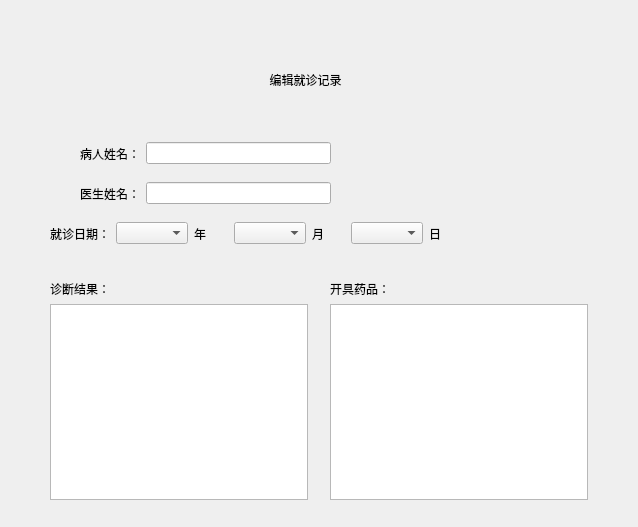
Qt form treatrecordeditview.ui (DgutGWK/QtCourse) before a commit.
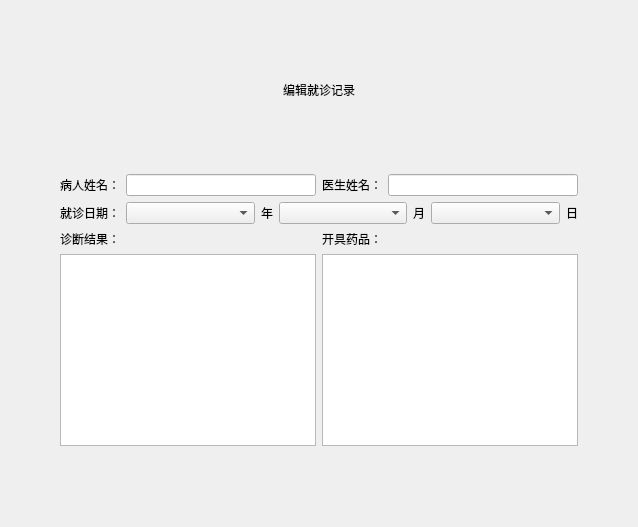
The same form after that commit.

Diff of the .ui file:
```diff
--- a/treatrecordeditview.ui
+++ b/treatrecordeditview.ui
@@ -13,15 +13,22 @@
   <property name="windowTitle">
    <string>社区医疗系统管理</string>
   </property>
+  <layout class="QGridLayout" name="gridLayout">
+   <item row="0" column="1">
+    <spacer name="verticalSpacer">
+     <property name="orientation">
+      <enum>Qt::Orientation::Vertical</enum>
+     </property>
+     <property name="sizeHint" stdset="0">
+      <size>
+       <width>20</width>
+       <height>52</height>
+      </size>
+     </property>
+    </spacer>
+   </item>
+   <item row="1" column="1">
   <widget class="QLabel" name="label">
-   <property name="geometry">
-    <rect>
-     <x>240</x>
-     <y>70</y>
-     <width>131</width>
-     <height>19</height>
-    </rect>
-   </property>
    <property name="text">
     <string>编辑就诊记录</string>
    </property>
@@ -29,15 +36,38 @@
     <set>Qt::AlignmentFlag::AlignCenter</set>
    </property>
   </widget>
-  <widget class="QWidget" name="">
-   <property name="geometry">
-    <rect>
-     <x>80</x>
-     <y>140</y>
-     <width>251</width>
-     <height>27</height>
-    </rect>
-   </property>
+   </item>
+   <item row="2" column="1">
+    <spacer name="verticalSpacer_3">
+     <property name="orientation">
+      <enum>Qt::Orientation::Vertical</enum>
+     </property>
+     <property name="sizeHint" stdset="0">
+      <size>
+       <width>20</width>
+       <height>51</height>
+      </size>
+     </property>
+    </spacer>
+   </item>
+   <item row="3" column="0">
+    <spacer name="horizontalSpacer">
+     <property name="orientation">
+      <enum>Qt::Orientation::Horizontal</enum>
+     </property>
+     <property name="sizeHint" stdset="0">
+      <size>
+       <width>36</width>
+       <height>20</height>
+      </size>
+     </property>
+    </spacer>
+   </item>
+   <item row="3" column="1">
+    <layout class="QVBoxLayout" name="verticalLayout_3">
+     <item>
+      <layout class="QHBoxLayout" name="horizontalLayout_4">
+       <item>
    <layout class="QHBoxLayout" name="horizontalLayout">
     <item>
      <widget class="QLabel" name="label_2">
@@ -50,16 +80,8 @@
      <widget class="QLineEdit" name="lineEdit"/>
     </item>
    </layout>
-  </widget>
-  <widget class="QWidget" name="">
-   <property name="geometry">
-    <rect>
-     <x>80</x>
-     <y>180</y>
-     <width>251</width>
-     <height>27</height>
-    </rect>
-   </property>
+       </item>
+       <item>
    <layout class="QHBoxLayout" name="horizontalLayout_2">
     <item>
      <widget class="QLabel" name="label_3">
@@ -72,19 +94,19 @@
      <widget class="QLineEdit" name="lineEdit_2"/>
     </item>
    </layout>
-  </widget>
-  <widget class="QWidget" name="">
-   <property name="geometry">
-    <rect>
-     <x>50</x>
-     <y>220</y>
-     <width>413</width>
-     <height>27</height>
-    </rect>
-   </property>
+       </item>
+      </layout>
+     </item>
+     <item>
    <layout class="QHBoxLayout" name="horizontalLayout_3">
     <item>
      <widget class="QLabel" name="label_4">
+         <property name="sizePolicy">
+          <sizepolicy hsizetype="Fixed" vsizetype="Preferred">
+           <horstretch>0</horstretch>
+           <verstretch>0</verstretch>
+          </sizepolicy>
+         </property>
       <property name="text">
        <string>就诊日期：</string>
       </property>
@@ -95,6 +117,12 @@
     </item>
     <item>
      <widget class="QLabel" name="label_5">
+         <property name="sizePolicy">
+          <sizepolicy hsizetype="Fixed" vsizetype="Preferred">
+           <horstretch>0</horstretch>
+           <verstretch>0</verstretch>
+          </sizepolicy>
+         </property>
       <property name="text">
        <string>年</string>
       </property>
@@ -105,6 +133,12 @@
     </item>
     <item>
      <widget class="QLabel" name="label_6">
+         <property name="sizePolicy">
+          <sizepolicy hsizetype="Fixed" vsizetype="Preferred">
+           <horstretch>0</horstretch>
+           <verstretch>0</verstretch>
+          </sizepolicy>
+         </property>
       <property name="text">
        <string>月</string>
       </property>
@@ -115,22 +149,22 @@
     </item>
     <item>
      <widget class="QLabel" name="label_7">
+         <property name="sizePolicy">
+          <sizepolicy hsizetype="Fixed" vsizetype="Preferred">
+           <horstretch>0</horstretch>
+           <verstretch>0</verstretch>
+          </sizepolicy>
+         </property>
       <property name="text">
        <string>日</string>
       </property>
      </widget>
     </item>
    </layout>
-  </widget>
-  <widget class="QWidget" name="">
-   <property name="geometry">
-    <rect>
-     <x>50</x>
-     <y>280</y>
-     <width>258</width>
-     <height>220</height>
-    </rect>
-   </property>
+     </item>
+     <item>
+      <layout class="QHBoxLayout" name="horizontalLayout_5">
+       <item>
    <layout class="QVBoxLayout" name="verticalLayout">
     <item>
      <widget class="QLabel" name="label_8">
@@ -143,16 +177,8 @@
      <widget class="QTextEdit" name="textEdit"/>
     </item>
    </layout>
-  </widget>
-  <widget class="QWidget" name="">
-   <property name="geometry">
-    <rect>
-     <x>330</x>
-     <y>280</y>
-     <width>258</width>
-     <height>220</height>
-    </rect>
-   </property>
+       </item>
+       <item>
    <layout class="QVBoxLayout" name="verticalLayout_2">
     <item>
      <widget class="QLabel" name="label_9">
@@ -165,7 +191,38 @@
      <widget class="QTextEdit" name="textEdit_2"/>
     </item>
    </layout>
-  </widget>
+       </item>
+      </layout>
+     </item>
+    </layout>
+   </item>
+   <item row="3" column="2">
+    <spacer name="horizontalSpacer_2">
+     <property name="orientation">
+      <enum>Qt::Orientation::Horizontal</enum>
+     </property>
+     <property name="sizeHint" stdset="0">
+      <size>
+       <width>36</width>
+       <height>20</height>
+      </size>
+     </property>
+    </spacer>
+   </item>
+   <item row="4" column="1">
+    <spacer name="verticalSpacer_2">
+     <property name="orientation">
+      <enum>Qt::Orientation::Vertical</enum>
+     </property>
+     <property name="sizeHint" stdset="0">
+      <size>
+       <width>20</width>
+       <height>52</height>
+      </size>
+     </property>
+    </spacer>
+   </item>
+  </layout>
  </widget>
  <resources/>
  <connections/>
```
Lines whose indentation alone changed are shown as unchanged.
